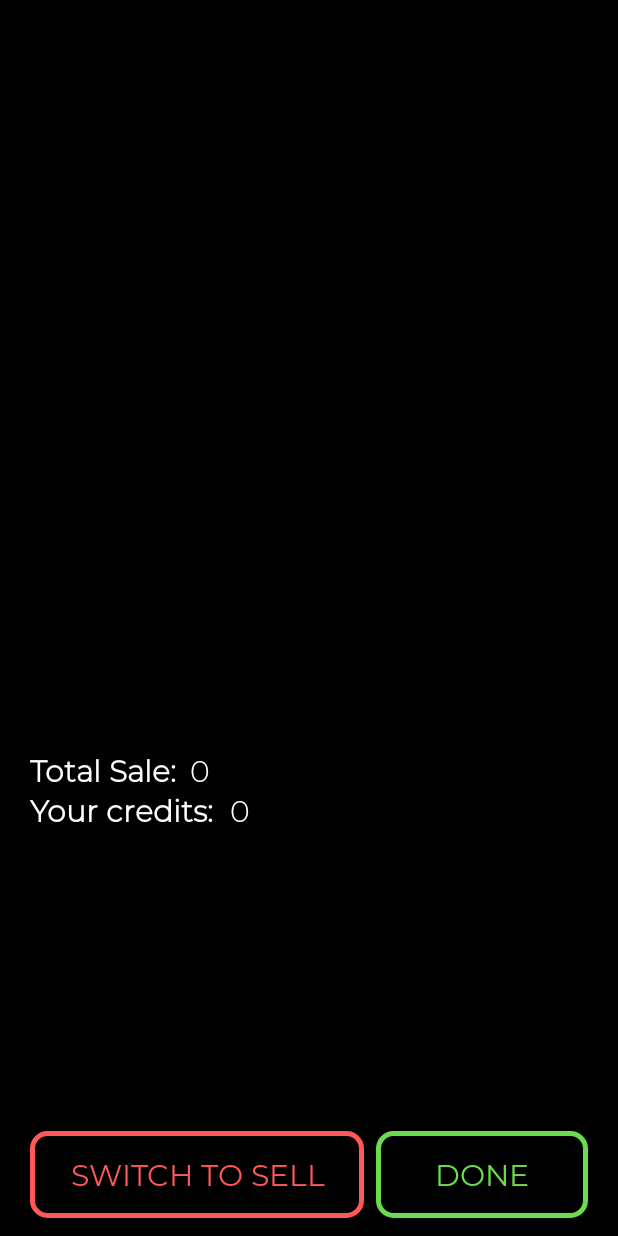
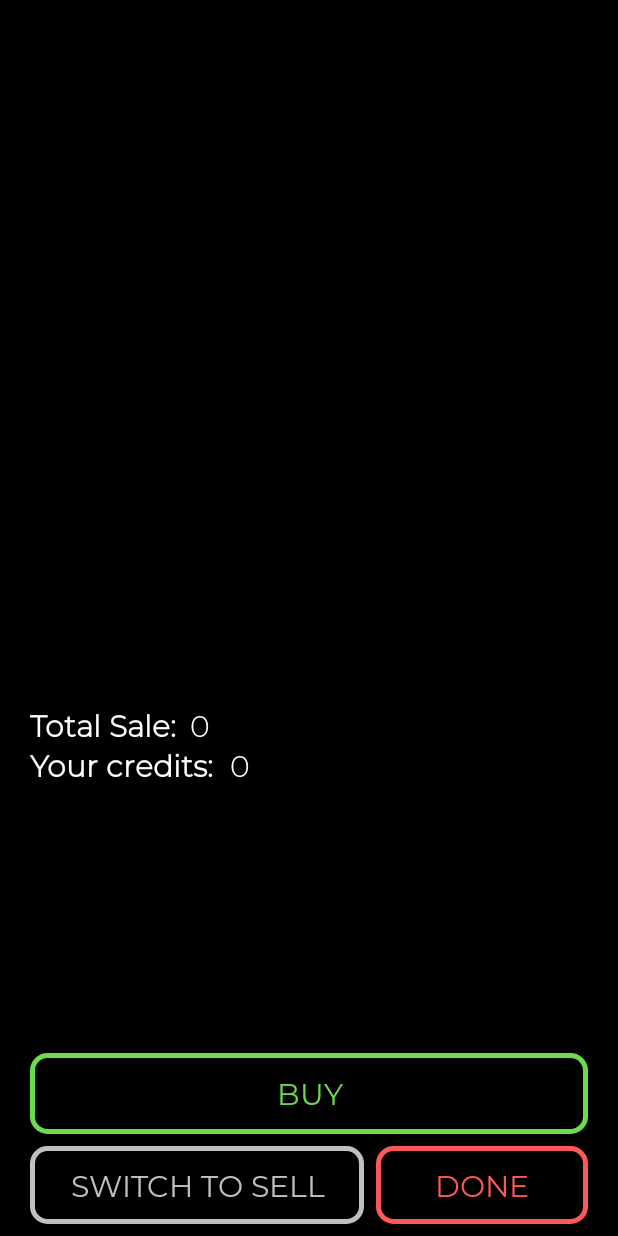
Before and after one commit to hwuiwon/SpaceTrader, an Android app: the MarketActivity screen opened directly, with no data from a screen before it, on a phone screen of 412 x 824 dp. Run offline under Robolectric (Android 15) with nearby library versions, the phone set to English and light mode, and no system bars; our stand-ins replace data binding; 6 statements that could not run were skipped.

Commit message:
Reworked buttons on MarketActivity

```diff
--- a/app/src/main/java/edu/gatech/cs2340/team49x/spacetrader/Activities/MarketActivity.java
+++ b/app/src/main/java/edu/gatech/cs2340/team49x/spacetrader/Activities/MarketActivity.java
@@ -74,9 +74,11 @@ public class MarketActivity extends AppCompatActivity {
         if (viewModel.isBuying()) {
             binding.marketTV.setText(R.string.ttlCost);
             binding.switchBT.setText(R.string.switchSell);
+            binding.buyBT.setText("Buy");
         } else {
             binding.marketTV.setText(R.string.ttlSale);
             binding.switchBT.setText(R.string.switchBuy);
+            binding.buyBT.setText("Sell");
         }
 
     }
@@ -92,7 +94,6 @@ public class MarketActivity extends AppCompatActivity {
                 viewModel.done();
                 refreshAdapter();
                 binding.playerCreditTV.setText(String.valueOf(viewModel.getCredits()));
-                finish();
             } else {
                 Toast.makeText(this, "Not enough credit", Toast.LENGTH_SHORT).show();
             }
@@ -100,7 +101,6 @@ public class MarketActivity extends AppCompatActivity {
             viewModel.done();
             refreshAdapter();
             binding.playerCreditTV.setText(String.valueOf(viewModel.getCredits()));
-            finish();
         }
     }
 
@@ -109,4 +109,8 @@ public class MarketActivity extends AppCompatActivity {
         adapter.addAll(getListItemData());
         adapter.notifyDataSetChanged();
     }
+
+    public void done(View view) {
+        finish();
+    }
 }
--- /dev/null
+++ b/app/src/main/res/drawable/rrgrey.xml
@@ -0,0 +1,8 @@
+<?xml version="1.0" encoding="utf-8"?>
+<shape xmlns:android="http://schemas.android.com/apk/res/android"
+    android:shape="rectangle" android:padding="10dp">
+    <stroke
+        android:width="3dp"
+        android:color="@color/grey"/>
+    <corners android:radius="10dp"/>
+</shape>
--- a/app/src/main/res/layout/activity_market.xml
+++ b/app/src/main/res/layout/activity_market.xml
@@ -12,7 +12,7 @@
         <ListView
             android:id="@+id/itemLV"
             android:layout_width="match_parent"
-            android:layout_height="480dp"
+            android:layout_height="450dp"
             android:divider="@android:color/white"
             android:dividerHeight="1dp">
         </ListView>
@@ -67,34 +67,54 @@
 
         <LinearLayout
             android:layout_width="match_parent"
-            android:layout_height="70dp"
-            android:orientation="horizontal"
+            android:layout_height="130dp"
             android:layout_alignParentBottom="true"
+            android:layout_marginBottom="0dp"
             android:paddingHorizontal="@dimen/margin3"
-            android:paddingBottom="@dimen/margin7">
+            android:paddingVertical="@dimen/margin2"
+            android:layout_weight="1"
+            android:orientation="vertical">
 
             <Button
-                android:id="@+id/switchBT"
-                android:layout_width="wrap_content"
+                android:id="@+id/buyBT"
+                android:layout_width="match_parent"
                 android:layout_height="match_parent"
-                android:layout_marginEnd="@dimen/margin2"
                 android:layout_weight="1"
-                android:background="@drawable/rrred"
+                android:background="@drawable/rrgreen"
                 android:fontFamily="@font/montserrat_regular"
-                android:onClick="switchScreen"
-                android:text="@string/switchSell"
-                android:textColor="@color/neonRed" />
+                android:onClick="doTransaction"
+                android:text="Buy"
+                android:textColor="@color/neonGreen" />
 
-            <Button
-                android:onClick="doTransaction"
-                android:background="@drawable/rrgreen"
-                android:layout_width="wrap_content"
-                android:layout_height="match_parent"
-                android:text="@string/done"
-                android:textColor="@color/neonGreen"
-                android:layout_weight="1"
-                android:fontFamily="@font/montserrat_regular"/>
+            <LinearLayout
+                android:layout_width="match_parent"
+                android:layout_height="60dp"
+                android:orientation="horizontal"
+                android:paddingTop="@dimen/margin2">
 
+                <Button
+                    android:id="@+id/switchBT"
+                    android:layout_width="wrap_content"
+                    android:layout_height="match_parent"
+                    android:layout_marginEnd="@dimen/margin2"
+                    android:layout_weight="1"
+                    android:background="@drawable/rrgrey"
+                    android:fontFamily="@font/montserrat_regular"
+                    android:onClick="switchScreen"
+                    android:text="@string/switchSell"
+                    android:textColor="@color/grey" />
+
+                <Button
+                    android:layout_width="wrap_content"
+                    android:layout_height="match_parent"
+                    android:layout_weight="1"
+                    android:background="@drawable/rrred"
+                    android:fontFamily="@font/montserrat_regular"
+                    android:onClick="done"
+                    android:text="@string/done"
+                    android:textColor="@color/neonRed" />
+
+            </LinearLayout>
         </LinearLayout>
 
     </RelativeLayout>
--- a/app/src/main/res/values/colors.xml
+++ b/app/src/main/res/values/colors.xml
@@ -9,6 +9,7 @@
     <color name="STAccent">#BB554E</color>
 
     <color name="space">#000000</color>
+    <color name="grey">#C0C0C0</color>
     <color name="neonBlue">#42DFF4</color>
     <color name="neonRed">#FF5858</color>
     <color name="neonGreen">#6BDD4D</color>
```
